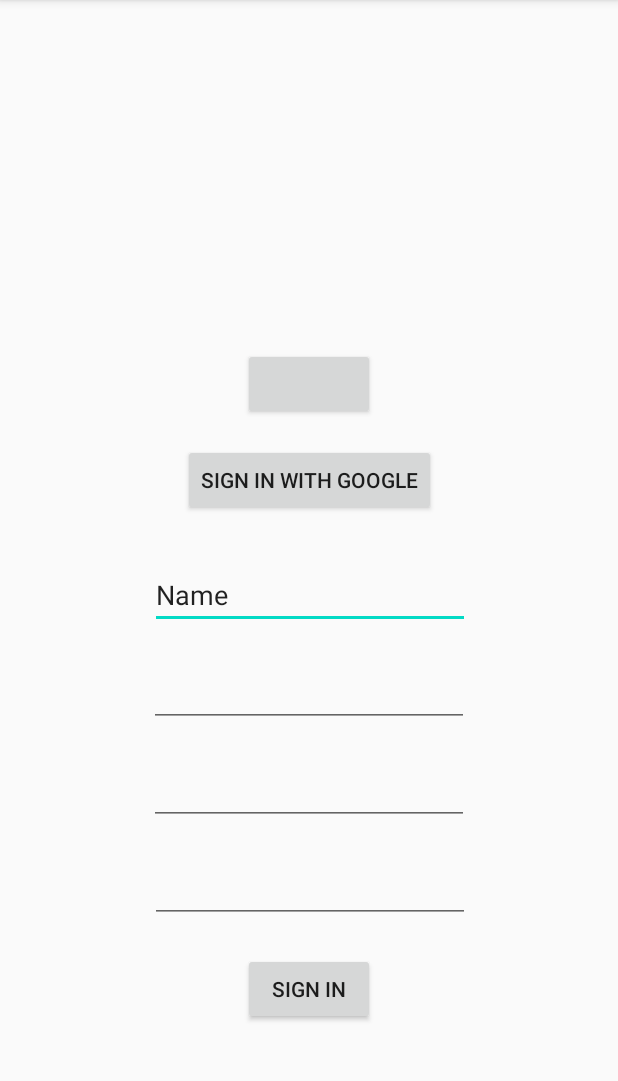
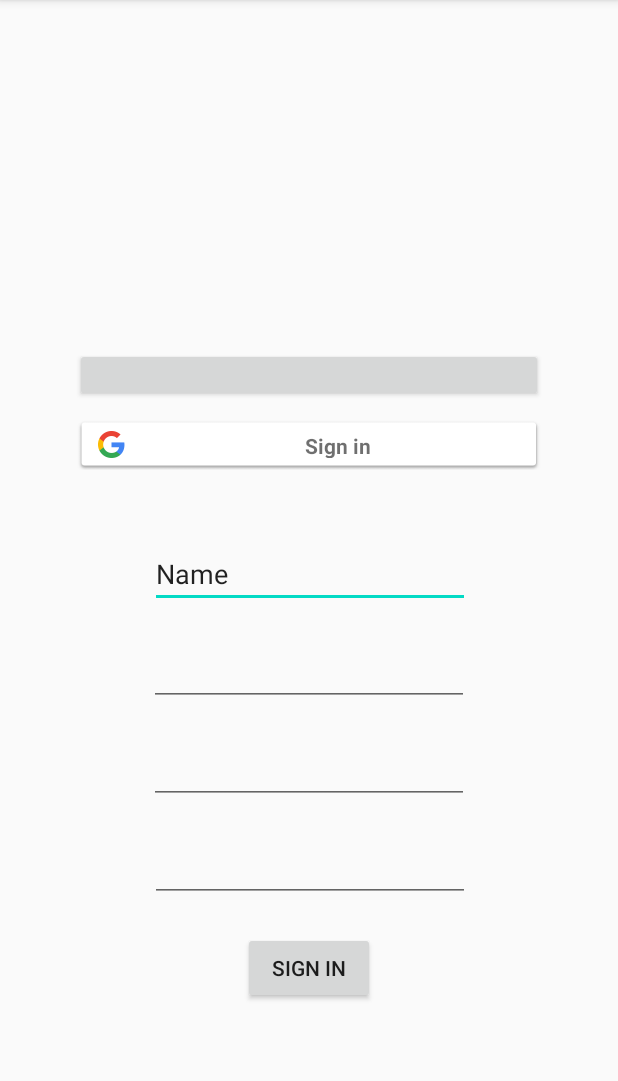
Before and after one commit to BraveTogether/BraveTogether_VolunteerApp, an Android app: the LoginActivity screen opened directly, with no data from a screen before it, on a phone screen of 412 x 824 dp, the part 84-1165 px from its top. Run offline under Robolectric (Android 15) with nearby library versions, the phone set to English and light mode, and no system bars; libraries missing offline, so code that uses them is left out: com.facebook, com.facebook.login; plain views replace LoginButton; 4 statements that could not run were skipped.

Commit message:
Added sign in with google,still need connection to server

```diff
--- a/app/src/main/AndroidManifest.xml
+++ b/app/src/main/AndroidManifest.xml
@@ -1,6 +1,7 @@
 <?xml version="1.0" encoding="utf-8"?>
 <manifest xmlns:android="http://schemas.android.com/apk/res/android"
     package="com.example.bravetogether_volunteerapp">
+    <uses-permission android:name="android.permission.INTERNET"></uses-permission>
 
     <application
         android:allowBackup="true"
--- a/app/src/main/java/com/example/bravetogether_volunteerapp/LoginActivity.java
+++ b/app/src/main/java/com/example/bravetogether_volunteerapp/LoginActivity.java
@@ -1,5 +1,6 @@
 package com.example.bravetogether_volunteerapp;
 
+import androidx.annotation.NonNull;
 import androidx.annotation.Nullable;
 import androidx.appcompat.app.AppCompatActivity;
 
@@ -13,10 +14,17 @@
 import com.facebook.CallbackManager;
 import com.facebook.FacebookCallback;
 import com.facebook.FacebookException;
+import com.facebook.login.Login;
 import com.facebook.login.LoginResult;
 import com.facebook.login.widget.LoginButton;
+import com.google.android.gms.auth.api.signin.GoogleSignInOptions;
+import com.google.android.gms.auth.api.signin.GoogleSignInResult;
+import com.google.android.gms.common.ConnectionResult;
+import com.google.android.gms.common.SignInButton;
+import com.google.android.gms.common.api.GoogleApiClient;
+import com.google.android.gms.auth.api.Auth;
 
-public class LoginActivity extends AppCompatActivity {
+public class LoginActivity extends AppCompatActivity implements GoogleApiClient.OnConnectionFailedListener {
 
     private CallbackManager callbackManager;
     private TextView username;
@@ -24,6 +32,9 @@
     private TextView password;
     private TextView confirmPassword;
     private LoginButton facebookLoginButton;
+    private SignInButton googleSignInButton;
+    private GoogleApiClient googleApiClient;
+    private static final int SIGN_IN = 1; //Google request call
 
 
     @Override
@@ -55,12 +66,36 @@
             }
         });
 
+        GoogleSignInOptions gso = new GoogleSignInOptions.Builder(GoogleSignInOptions.DEFAULT_SIGN_IN).requestEmail().build();
+        googleApiClient = new GoogleApiClient.Builder(this).enableAutoManage(this,this)
+                .addApi(Auth.GOOGLE_SIGN_IN_API,gso).build();
+
+        googleSignInButton = findViewById(R.id.googleSignInButton);
+        googleSignInButton.setOnClickListener(new View.OnClickListener() {
+            @Override
+            public void onClick(View v) {
+                Intent intent = Auth.GoogleSignInApi.getSignInIntent(googleApiClient);
+                startActivityForResult(intent, SIGN_IN);
+            }
+        });
     }
 
     @Override
     protected void onActivityResult(int requestCode, int resultCode, @Nullable Intent data) {
         super.onActivityResult(requestCode, resultCode, data);
-        callbackManager.onActivityResult(requestCode,resultCode,data);
+        callbackManager.onActivityResult(requestCode,resultCode,data); //Facebook callback manager
+        if(requestCode == SIGN_IN){ //Google activity result
+            GoogleSignInResult result = Auth.GoogleSignInApi.getSignInResultFromIntent(data);
+            if(result.isSuccess()){
+                startActivity(new Intent(LoginActivity.this,MainActivity.class));
+                Toast.makeText(this, "You have logged in", Toast.LENGTH_SHORT).show();
+                finish();
+                //TODO implement the backend for the google login
+            }else{
+                Toast.makeText(this, "Login has failed", Toast.LENGTH_SHORT).show();
+            }
+
+        }
     }
 
     public void signIn(View view) { //Sign in using email and password
@@ -76,12 +111,11 @@
         String mPassword = password.getText().toString();
         String mConfirmPassword = confirmPassword.getText().toString();
 
-        //TODO
-        //Implement sending the data to the database,confirming it's valid,creating a user and signing him in.
-
+        //TODO Implement sending the data to the database,confirming it's valid,creating a user and signing him in.
     }
 
-    public void registerWithFacebook(View view){
+    @Override
+    public void onConnectionFailed(@NonNull ConnectionResult connectionResult) { //A google API method
 
     }
 }
--- a/app/src/main/res/layout/activity_login.xml
+++ b/app/src/main/res/layout/activity_login.xml
@@ -8,20 +8,27 @@
 
     <com.facebook.login.widget.LoginButton
         android:id="@+id/facebook_login_button"
-        android:layout_width="wrap_content"
-        android:layout_height="wrap_content"
+        android:layout_width="0dp"
+        android:layout_height="36dp"
         android:layout_gravity="center_horizontal"
+        android:layout_marginStart="50dp"
+        android:layout_marginLeft="50dp"
         android:layout_marginTop="232dp"
+        android:layout_marginEnd="50dp"
+        android:layout_marginRight="50dp"
         app:layout_constraintEnd_toEndOf="parent"
         app:layout_constraintStart_toStartOf="parent"
         app:layout_constraintTop_toTopOf="parent" />
 
-    <Button
-        android:id="@+id/googleSignIn"
-        android:layout_width="wrap_content"
-        android:layout_height="wrap_content"
-        android:layout_marginTop="16dp"
-        android:text="Sign in with google"
+    <com.google.android.gms.common.SignInButton
+        android:id="@+id/googleSignInButton"
+        android:layout_width="0dp"
+        android:layout_height="36dp"
+        android:layout_marginStart="50dp"
+        android:layout_marginLeft="50dp"
+        android:layout_marginTop="10dp"
+        android:layout_marginEnd="50dp"
+        android:layout_marginRight="50dp"
         app:layout_constraintEnd_toEndOf="parent"
         app:layout_constraintHorizontal_bias="0.5"
         app:layout_constraintStart_toStartOf="parent"
@@ -31,14 +38,16 @@
         android:id="@+id/usernameEditText"
         android:layout_width="wrap_content"
         android:layout_height="wrap_content"
-        android:layout_marginTop="30dp"
+        android:layout_marginTop="360dp"
+        android:layout_marginBottom="20dp"
         android:ems="10"
         android:inputType="textPersonName"
         android:text="Name"
+        app:layout_constraintBottom_toTopOf="@+id/emailTextView"
         app:layout_constraintEnd_toEndOf="parent"
         app:layout_constraintHorizontal_bias="0.502"
         app:layout_constraintStart_toStartOf="parent"
-        app:layout_constraintTop_toBottomOf="@+id/googleSignIn" />
+        app:layout_constraintTop_toTopOf="parent" />
 
     <EditText
         android:id="@+id/emailTextView"
@@ -81,14 +90,12 @@
         android:layout_width="wrap_content"
         android:layout_height="wrap_content"
         android:layout_marginTop="20dp"
+        android:onClick="signIn"
         android:text="Sign in"
-        android:onClick="signIn"
         app:layout_constraintEnd_toEndOf="parent"
         app:layout_constraintHorizontal_bias="0.5"
         app:layout_constraintStart_toStartOf="parent"
         app:layout_constraintTop_toBottomOf="@+id/confirmPasswordEditText" />
 
 
-
-
 </androidx.constraintlayout.widget.ConstraintLayout>
```
Also changed, not shown: app/build.gradle (+4 -3 lines), 1 other file.
